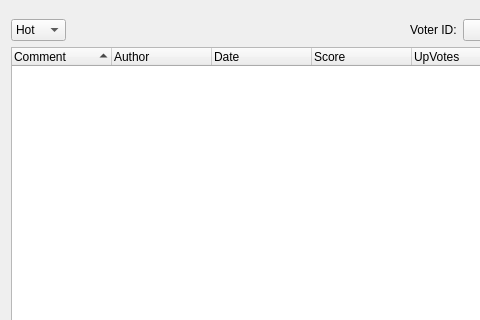
Old version of the form retroshare-gui/src/gui/gxs/GxsCommentDialog.ui in the repository RetroShare/RetroShare; both pictures show x 0 to 480 and y 0 to 320 of the 632 by 547 pixel window.
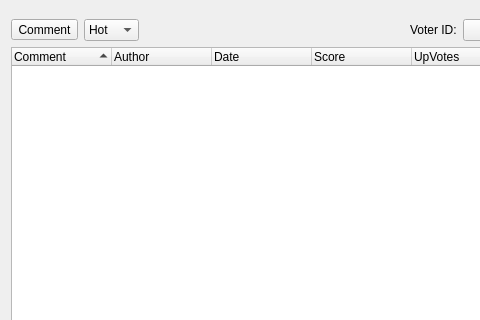
New version of the form. Icons and pictures are not drawn. Custom widgets are drawn as their Qt base class.

Commit message:
added Comment button to Comment Dialog
added comment button to CommentDialog

Diff of the .ui file:
```diff
--- a/retroshare-gui/src/gui/gxs/GxsCommentDialog.ui
+++ b/retroshare-gui/src/gui/gxs/GxsCommentDialog.ui
@@ -40,6 +40,32 @@
    </item>
    <item row="1" column="0">
     <layout class="QHBoxLayout" name="toolBarHLayout">
+     <item>
+      <widget class="QToolButton" name="commentButton">
+       <property name="sizePolicy">
+        <sizepolicy hsizetype="Fixed" vsizetype="Fixed">
+         <horstretch>0</horstretch>
+         <verstretch>0</verstretch>
+        </sizepolicy>
+       </property>
+       <property name="text">
+        <string>Comment</string>
+       </property>
+       <property name="icon">
+        <iconset resource="../icons.qrc">
+         <normaloff>:/icons/png/comment.png</normaloff>:/icons/png/comment.png</iconset>
+       </property>
+       <property name="iconSize">
+        <size>
+         <width>20</width>
+         <height>20</height>
+        </size>
+       </property>
+       <property name="toolButtonStyle">
+        <enum>Qt::ToolButtonTextBesideIcon</enum>
+       </property>
+      </widget>
+     </item>
      <item>
       <widget class="QComboBox" name="sortBox">
        <property name="toolTip">
```
The commit also changes 1 other file.
